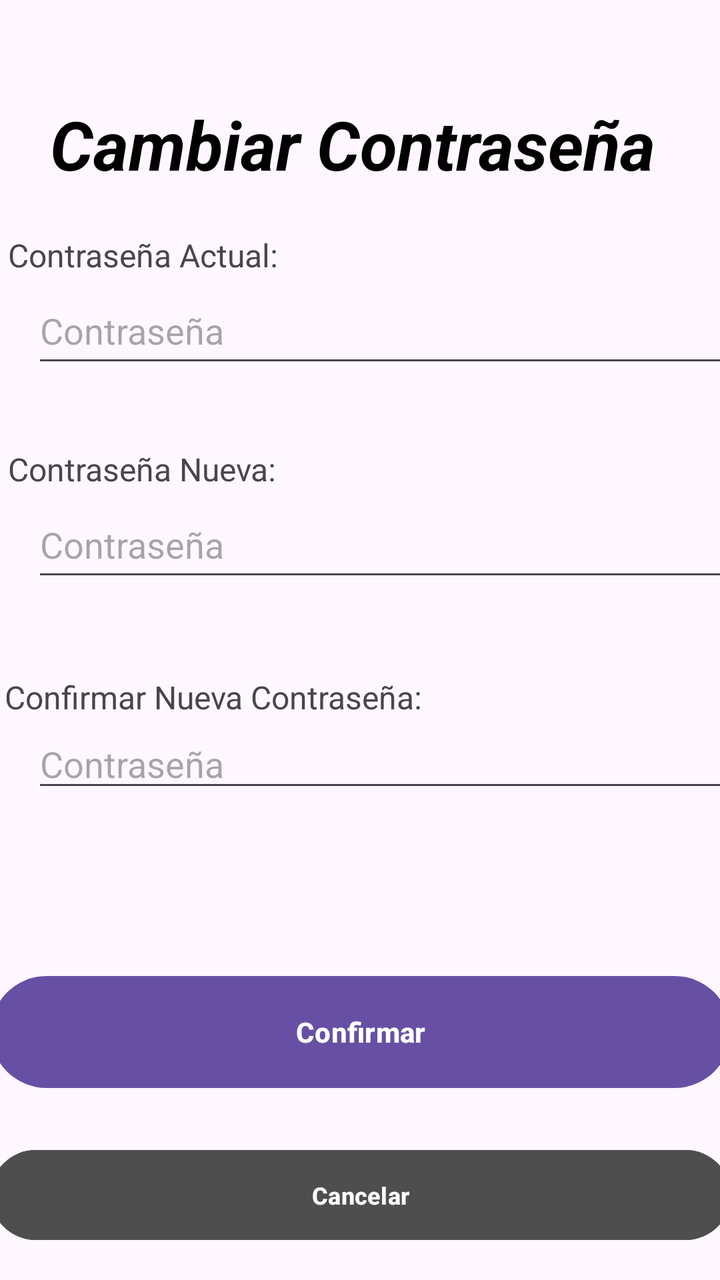
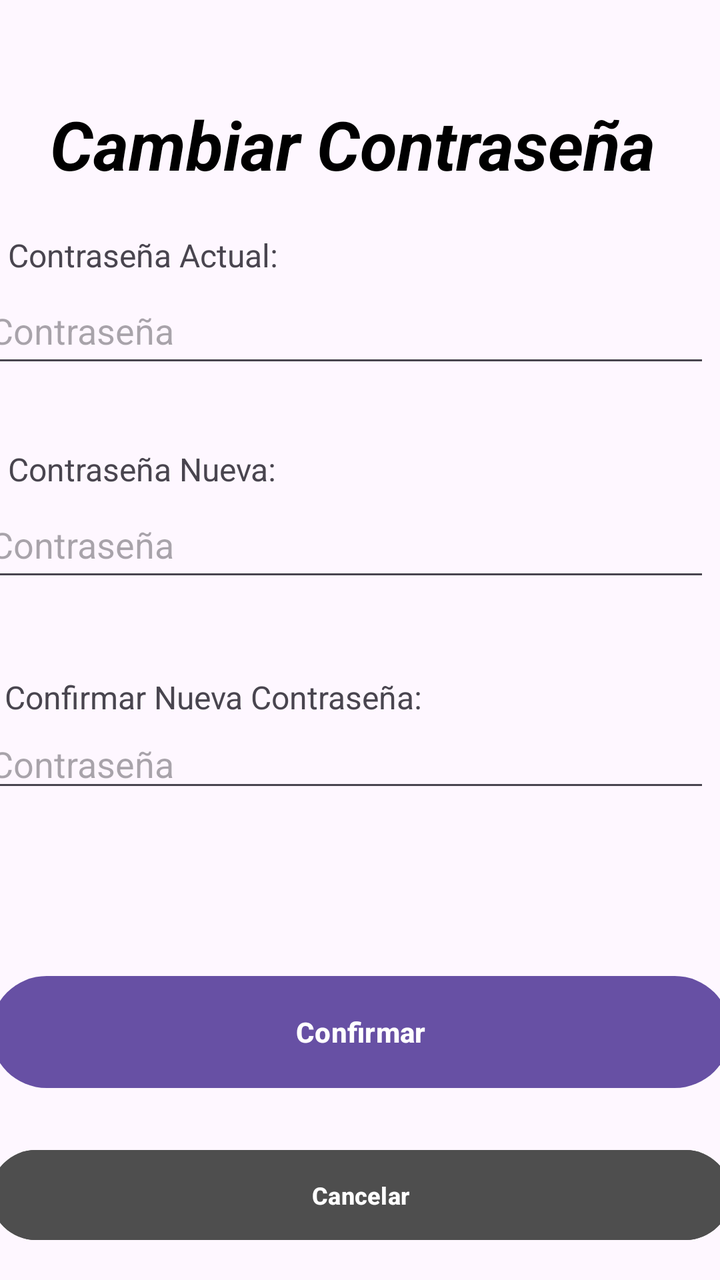

Screens rendered from an Android XML layout before and after an edit, with the pre-edit source and the edit as a unified diff.
<!-- AndroidManifest.xml: application theme Theme.MobilesVC -->
<!-- res/layout/user_pass_view.xml -->
<?xml version="1.0" encoding="utf-8"?>
<androidx.constraintlayout.widget.ConstraintLayout xmlns:android="http://schemas.android.com/apk/res/android"
    xmlns:app="http://schemas.android.com/apk/res-auto"
    xmlns:tools="http://schemas.android.com/tools"
    android:layout_width="match_parent"
    android:layout_height="match_parent">

    <Button
        android:id="@+id/vEditPass"
        android:layout_width="370dp"
        android:layout_height="64dp"
        android:layout_marginBottom="92dp"
        android:paddingVertical="14dp"
        android:text="Confirmar"
        android:textStyle="bold"
        app:layout_constraintBottom_toBottomOf="parent"
        app:layout_constraintEnd_toEndOf="parent"
        app:layout_constraintHorizontal_bias="0.5"
        app:layout_constraintStart_toStartOf="parent" />

    <com.google.android.material.textfield.TextInputEditText
        android:id="@+id/vPass2"
        android:layout_width="364dp"
        android:layout_height="wrap_content"
        android:layout_marginStart="16dp"
        android:layout_marginEnd="31dp"
        android:layout_marginBottom="170dp"
        android:hint="Contraseña"
        android:inputType="text|textPassword"
        app:layout_constraintBottom_toTopOf="@+id/vVolverUserPass"
        app:layout_constraintEnd_toEndOf="parent"
        app:layout_constraintHorizontal_bias="0.0"
        app:layout_constraintStart_toStartOf="parent"
        tools:inputType="textPassword" />

    <TextView
        android:id="@+id/textView78"
        android:layout_width="250dp"
        android:layout_height="22dp"
        android:text="Confirmar Nueva Contraseña:"
        android:textSize="16sp"
        app:layout_constraintBottom_toTopOf="@+id/vPass2"
        app:layout_constraintEnd_toEndOf="parent"
        app:layout_constraintHorizontal_bias="0.02"
        app:layout_constraintStart_toStartOf="parent" />

    <com.google.android.material.textfield.TextInputEditText
        android:id="@+id/vPass1"
        android:layout_width="364dp"
        android:layout_height="50dp"
        android:layout_marginStart="16dp"
        android:layout_marginEnd="31dp"
        android:layout_marginBottom="64dp"
        android:hint="Contraseña"
        android:inputType="text|textPassword"
        app:layout_constraintBottom_toTopOf="@+id/vPass2"
        app:layout_constraintEnd_toEndOf="parent"
        app:layout_constraintHorizontal_bias="0.0"
        app:layout_constraintStart_toStartOf="parent"
        tools:inputType="textPassword" />

    <TextView
        android:id="@+id/textView77"
        android:layout_width="165dp"
        android:layout_height="22dp"
        android:text="Contraseña Nueva:"
        android:textSize="16sp"
        app:layout_constraintBottom_toTopOf="@+id/vPass1"
        app:layout_constraintEnd_toEndOf="parent"
        app:layout_constraintHorizontal_bias="0.02"
        app:layout_constraintStart_toStartOf="parent" />

    <TextView
        android:id="@+id/textView38"
        android:layout_width="165dp"
        android:layout_height="22dp"
        android:text="Contraseña Actual:"
        android:textSize="16sp"
        app:layout_constraintBottom_toTopOf="@+id/vActPass"
        app:layout_constraintEnd_toEndOf="parent"
        app:layout_constraintHorizontal_bias="0.02"
        app:layout_constraintStart_toStartOf="parent" />

    <com.google.android.material.textfield.TextInputEditText
        android:id="@+id/vActPass"
        android:layout_width="364dp"
        android:layout_height="50dp"
        android:layout_marginStart="16dp"
        android:layout_marginEnd="31dp"
        android:layout_marginBottom="57dp"
        android:hint="Contraseña"
        android:inputType="text|textPassword"
        app:layout_constraintBottom_toTopOf="@+id/vPass1"
        app:layout_constraintEnd_toEndOf="parent"
        app:layout_constraintHorizontal_bias="0.0"
        app:layout_constraintStart_toStartOf="parent"
        tools:inputType="textPassword" />

    <TextView
        android:id="@+id/textView76"
        android:layout_width="wrap_content"
        android:layout_height="wrap_content"
        android:layout_marginStart="100dp"
        android:layout_marginTop="48dp"
        android:layout_marginEnd="100dp"
        android:fontFamily="sans-serif"
        android:text="Cambiar Contraseña"
        android:textColor="#000000"
        android:textSize="34sp"
        android:textStyle="bold|italic"
        app:layout_constraintBottom_toTopOf="@+id/vActPass"
        app:layout_constraintEnd_toEndOf="parent"
        app:layout_constraintHorizontal_bias="0.526"
        app:layout_constraintStart_toStartOf="parent"
        app:layout_constraintTop_toTopOf="parent"
        app:layout_constraintVertical_bias="0.027"
        tools:textSize="26sp" />

    <Button
        android:id="@+id/vVolverUserPass"
        android:layout_width="370dp"
        android:layout_height="53dp"
        android:layout_marginHorizontal="24dp"
        android:layout_marginBottom="16dp"
        android:backgroundTint="#4E4E4E"
        android:paddingVertical="10dp"
        android:text="Cancelar"
        android:textSize="12sp"
        android:textStyle="bold"
        android:visibility="visible"
        app:layout_constraintBottom_toBottomOf="parent"
        app:layout_constraintEnd_toEndOf="parent"
        app:layout_constraintHorizontal_bias="0.5"
        app:layout_constraintStart_toStartOf="parent" />

</androidx.constraintlayout.widget.ConstraintLayout>
<!-- resources referenced by this layout -->
<resources>
  <style name="Theme.MobilesVC" parent="Base.Theme.MobilesVC" />
  <style name="Base.Theme.MobilesVC" parent="Theme.Material3.DayNight.NoActionBar">
          
          
      </style>
</resources>

<!-- the commit's change to res/layout/user_pass_view.xml (unified diff, before → after) -->
@@ -29,7 +29,7 @@
         android:inputType="text|textPassword"
         app:layout_constraintBottom_toTopOf="@+id/vVolverUserPass"
         app:layout_constraintEnd_toEndOf="parent"
-        app:layout_constraintHorizontal_bias="0.0"
+        app:layout_constraintHorizontal_bias="0.5"
         app:layout_constraintStart_toStartOf="parent"
         tools:inputType="textPassword" />
 
@@ -55,7 +55,7 @@
         android:inputType="text|textPassword"
         app:layout_constraintBottom_toTopOf="@+id/vPass2"
         app:layout_constraintEnd_toEndOf="parent"
-        app:layout_constraintHorizontal_bias="0.0"
+        app:layout_constraintHorizontal_bias="0.5"
         app:layout_constraintStart_toStartOf="parent"
         tools:inputType="textPassword" />
 
@@ -92,7 +92,7 @@
         android:inputType="text|textPassword"
         app:layout_constraintBottom_toTopOf="@+id/vPass1"
         app:layout_constraintEnd_toEndOf="parent"
-        app:layout_constraintHorizontal_bias="0.0"
+        app:layout_constraintHorizontal_bias="0.5"
         app:layout_constraintStart_toStartOf="parent"
         tools:inputType="textPassword" />
 
